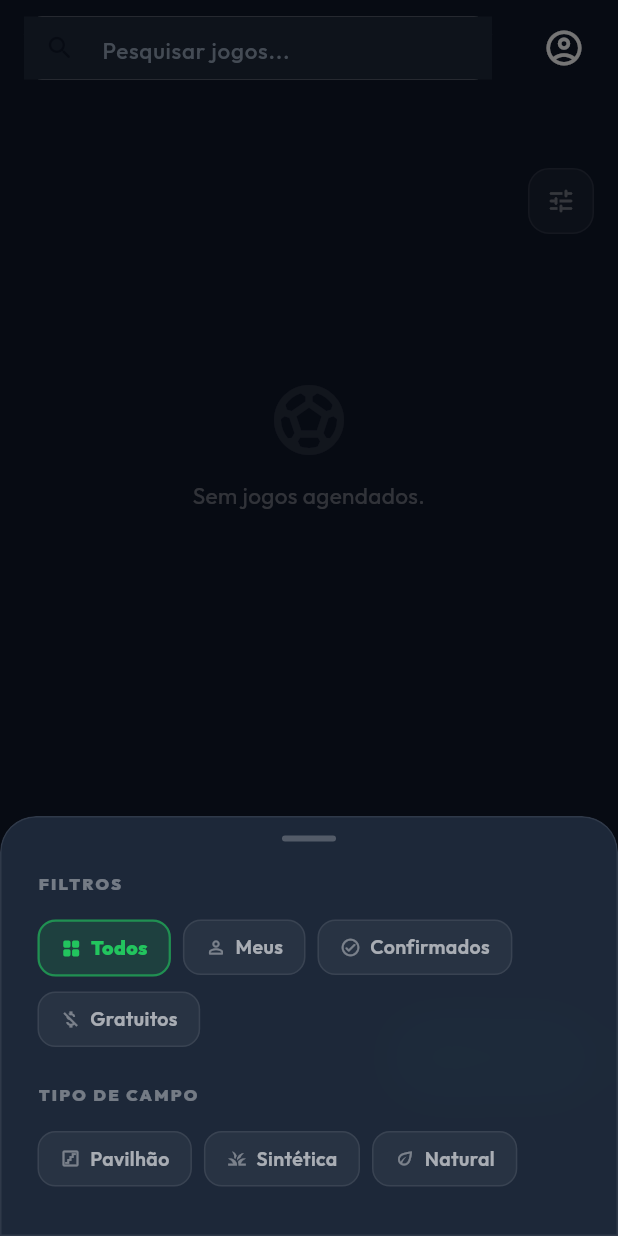
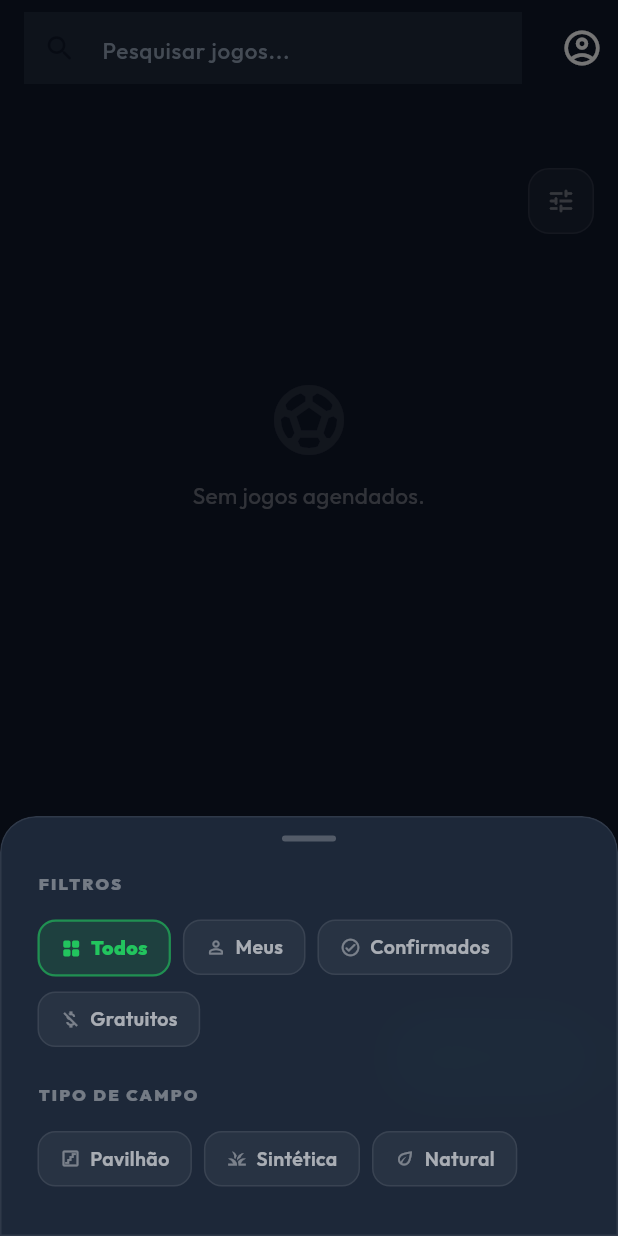
Before and after one commit to fspjorge/futeboladas, a Flutter app: the screen it shows once a user with an empty profile is signed in, after a tap on the "tune" icon, on a phone screen of 412 x 824 dp. Run offline on Flutter 3.47's test engine with Material 3 defaults, Android fonts, the phone set to English and light mode, and no system bars; our stand-ins replace cloud_firestore, firebase_auth, firebase_core, firebase_dynamic_links, geocoding, geolocator and 3 more; missing offline and left inert: google_maps_flutter_android, google_maps_flutter_platform_interface; accounts and stored records are empty; network calls fail.

Commit message:
Enhance SearchBar UI with rounded corners and expanded size
Update SearchBar in HomeDashboard to use a pill shape (Radius.circular(24)) and increase height to 48. Removed trailing margins and Appbar spacing to maximize width for better touch targets and premium feel.

```diff
--- a/lib/screens/home_dashboard.dart
+++ b/lib/screens/home_dashboard.dart
@@ -37,6 +37,7 @@ class _HomeDashboardState extends State<HomeDashboard> {
         elevation: 0,
         scrolledUnderElevation: 0,
         toolbarHeight: 64,
+        titleSpacing: _tab == 0 ? 16 : NavigationToolbar.kMiddleSpacing,
         title: _tab == 0
             ? _buildSearchBarSofa(cs)
             : Text(
@@ -60,7 +61,7 @@ class _HomeDashboardState extends State<HomeDashboard> {
               );
             },
           ),
-          const SizedBox(width: 12),
+          if (_tab != 0) const SizedBox(width: 12),
         ],
       ),
       body: Stack(
@@ -112,24 +113,22 @@ class _HomeDashboardState extends State<HomeDashboard> {
     final hasText = _searchQuery.isNotEmpty;
 
     return Container(
-      height: 42,
-      margin: const EdgeInsets.only(right: 8),
+      height: 48,
+      margin: EdgeInsets.zero,
       decoration: BoxDecoration(
         color: Colors.white, // White background like SofaScore
-        borderRadius: BorderRadius.circular(
-          12,
-        ), // Slightly less rounded for premium feel
+        borderRadius: BorderRadius.circular(24), // Pill-shaped
       ),
       child: TextField(
         controller: _searchCtrl,
         onChanged: (v) => setState(() => _searchQuery = v.trim()),
         style: GoogleFonts.outfit(
           color: const Color(0xFF0F172A), // Dark text on white BG
-          fontSize: 15,
+          fontSize: 16,
           fontWeight: FontWeight.w500,
         ),
         decoration: InputDecoration(
-          hintText: 'Pesquisar jogos...', // Home dashboard
+          hintText: 'Pesquisar jogos...',
           hintStyle: GoogleFonts.outfit(
             color: const Color(0xFF94A3B8), // Slate-400 hint
             fontSize: 15,
@@ -137,14 +136,14 @@ class _HomeDashboardState extends State<HomeDashboard> {
           prefixIcon: const Icon(
             Icons.search_rounded,
             color: Color(0xFF0F172A), // Dark icon
-            size: 20,
+            size: 22,
           ),
           suffixIcon: hasText
               ? IconButton(
                   icon: const Icon(
                     Icons.close_rounded,
                     color: Color(0xFF94A3B8),
-                    size: 18,
+                    size: 20,
                   ),
                   onPressed: () {
                     _searchCtrl.clear();
@@ -155,7 +154,7 @@ class _HomeDashboardState extends State<HomeDashboard> {
           border: InputBorder.none,
           enabledBorder: InputBorder.none,
           focusedBorder: InputBorder.none,
-          contentPadding: const EdgeInsets.symmetric(vertical: 11),
+          contentPadding: const EdgeInsets.symmetric(vertical: 13),
         ),
       ),
     );
```
